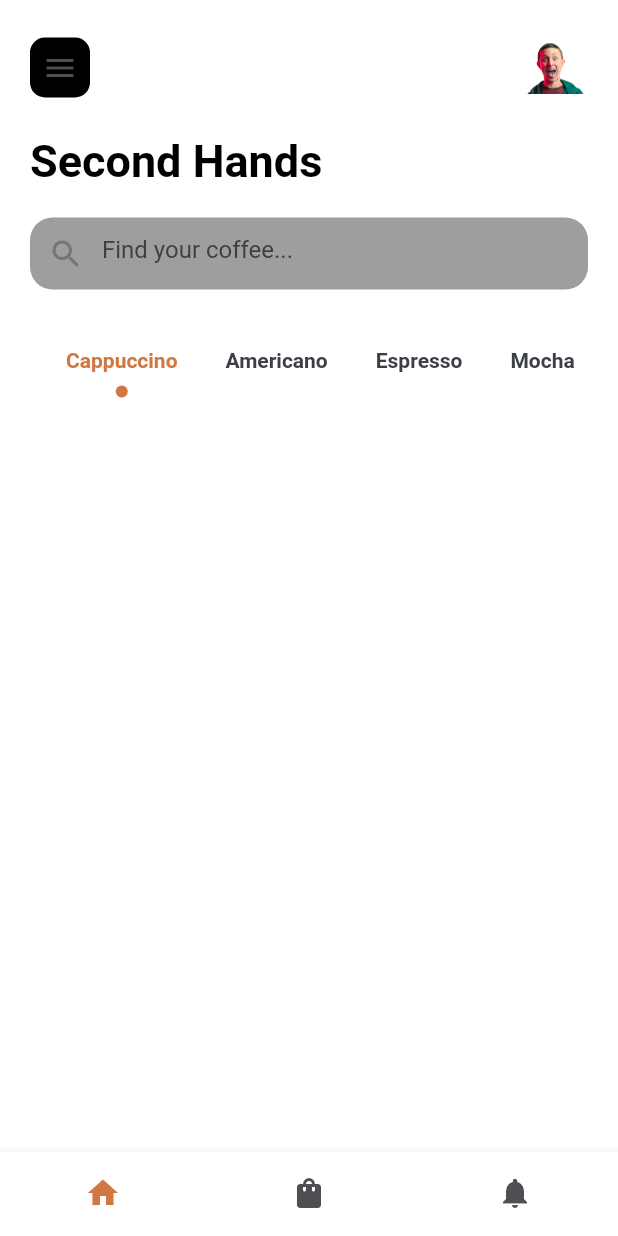
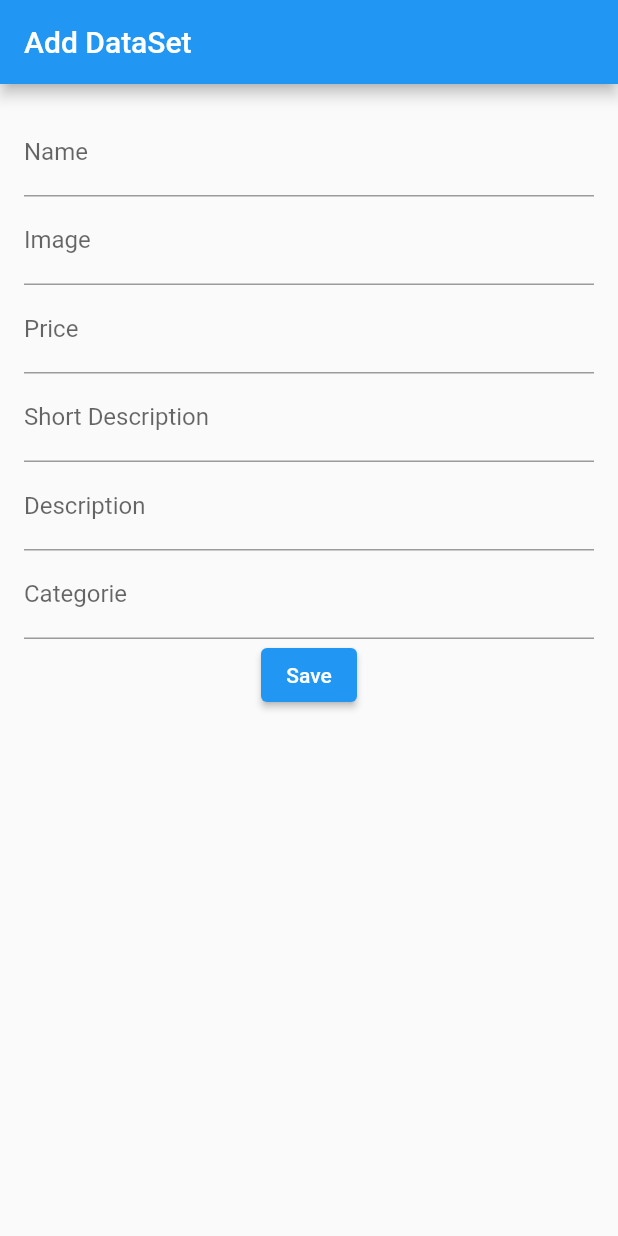
Before and after one commit to AaliyahBeg/Team-TATVA, a Flutter app: the screen it shows after launch, on a phone screen of 412 x 824 dp. Run offline on Flutter 3.47's test engine with Material 2 defaults, Android fonts, the phone set to English and light mode, and no system bars; our stand-ins replace carousel_slider, cloud_firestore, firebase_core, flutter_svg, scroll_snap_list; accounts and stored records are empty.

Commit message:
made sell_form

```diff
--- /dev/null
+++ b/lib/Product/sellProduct.dart
@@ -0,0 +1,320 @@
+import 'package:flutter/material.dart';
+import 'package:cloud_firestore/cloud_firestore.dart';
+import 'DataDetail.dart';
+
+FirebaseFirestore _firestore = FirebaseFirestore.instance;
+//
+// class FormsPage extends StatefulWidget {
+//   const FormsPage({Key? key}) : super(key: key);
+//
+//   @override
+//   State<FormsPage> createState() => _FormsPageState();
+// }
+//
+// class _FormsPageState extends State<FormsPage> {
+//   final formKey = GlobalKey<FormState>();
+//   final controller = TextEditingController();
+//   String category = 'Category1';
+//
+//   @override
+//   void dispose() {
+//     controller.dispose();
+//     super.dispose();
+//   }
+//
+//   @override
+//   Widget build(BuildContext context) {
+//     return Scaffold(
+//       appBar: AppBar(
+//         title: const Text('Sell Now '),
+//       ),
+//       body: SingleChildScrollView(
+//         child: Form(
+//           key: formKey,
+//           child: Padding(
+//             padding: const EdgeInsets.all(8.0),
+//             child: Column(
+//               children: [
+//                 TextFormField(
+//                   controller: controller,
+//                   autovalidateMode: AutovalidateMode.onUserInteraction,
+//                   maxLines: null,
+//                   decoration: InputDecoration(
+//                     labelText: 'Full Name',
+//                     border: OutlineInputBorder(
+//                       borderRadius: BorderRadius.circular(30),
+//                       borderSide: const BorderSide(color: Colors.black),
+//                     ),
+//                     enabledBorder: OutlineInputBorder(
+//                       borderRadius: BorderRadius.circular(30),
+//                       borderSide: const BorderSide(color: Colors.blue),
+//                     ),
+//                     focusedBorder: OutlineInputBorder(
+//                       borderRadius: BorderRadius.circular(30),
+//                       borderSide: const BorderSide(color: Colors.lightGreen),
+//                     ),
+//                     errorBorder: OutlineInputBorder(
+//                       borderRadius: BorderRadius.circular(30),
+//                       borderSide: const BorderSide(color: Colors.red),
+//                     ),
+//                     labelStyle: const TextStyle(
+//                       fontSize: 20,
+//                       color: Colors.blue,
+//                     ),
+//                     isDense: true,
+//                   ),
+//                   validator: (String? value) {
+//                     if (value == null || value.isEmpty) {
+//                       return 'Unfilled field';
+//                     }
+//                   },
+//                 ),
+//                 const SizedBox(height: 16),
+//                 TextFormField(
+//                   // controller: controller,
+//                   // autovalidateMode: AutovalidateMode.onUserInteraction,
+//                   decoration: InputDecoration(
+//                     labelText: 'Address',
+//                     border: OutlineInputBorder(
+//                       borderRadius: BorderRadius.circular(30),
+//                       borderSide: const BorderSide(color: Colors.green),
+//                     ),
+//                     enabledBorder: OutlineInputBorder(
+//                       borderRadius: BorderRadius.circular(30),
+//                       borderSide: const BorderSide(color: Colors.blue),
+//                     ),
+//                     focusedBorder: OutlineInputBorder(
+//                       borderRadius: BorderRadius.circular(30),
+//                       borderSide: const BorderSide(color: Colors.yellow),
+//                     ),
+//                     errorBorder: OutlineInputBorder(
+//                       borderRadius: BorderRadius.circular(30),
+//                       borderSide: const BorderSide(color: Colors.red),
+//                     ),
+//                     labelStyle: const TextStyle(
+//                       fontSize: 20,
+//                       color: Colors.blue,
+//                     ),
+//                     isDense: true,
+//                   ),
+//                   obscureText: true,
+//                   validator: (String? value) {
+//                     if (value == null || value.isEmpty) {
+//                       return 'Unfilled field';
+//                     }
+//                   },
+//                 ),
+//                 const SizedBox(height: 16),
+//                 DropdownButtonFormField<String>(
+//                   value: category,
+//                   elevation: 16,
+//                   icon: const Icon(Icons.arrow_drop_down),
+//                   isDense: true,
+//                   decoration: InputDecoration(
+//                     labelText: 'Category',
+//                     border: OutlineInputBorder(
+//                       borderRadius: BorderRadius.circular(30),
+//                       borderSide: const BorderSide(color: Colors.green),
+//                     ),
+//                     enabledBorder: OutlineInputBorder(
+//                       borderRadius: BorderRadius.circular(30),
+//                       borderSide: const BorderSide(color: Colors.blue),
+//                     ),
+//                     focusedBorder: OutlineInputBorder(
+//                       borderRadius: BorderRadius.circular(30),
+//                       borderSide: const BorderSide(color: Colors.yellow),
+//                     ),
+//                     errorBorder: OutlineInputBorder(
+//                       borderRadius: BorderRadius.circular(30),
+//                       borderSide: const BorderSide(color: Colors.red),
+//                     ),
+//                   ),
+//                   validator: (String? value) {
+//                     if (value == null || value.isEmpty) {
+//                       return 'Unfilled Category';
+//                     }
+//                   },
+//                   onChanged: (String? newValue) {
+//                     if (newValue != null) {
+//                       setState(() {
+//                         category = newValue;
+//                       });
+//                     }
+//                   },
+//                   items: const [
+//                     DropdownMenuItem(
+//                       value: 'Category1',
+//                       child: Text('Books'),
+//                     ),
+//                     DropdownMenuItem(
+//                       value: 'Category2',
+//                       child: Text('plastic'),
+//                     ),
+//                     DropdownMenuItem(
+//                       value: 'Category3',
+//                       child: Text('wood item'),
+//                     ),
+//                   ],
+//                 ),
+//                 ElevatedButton(
+//                   child: const Text('Save'),
+//                   onPressed: () {
+//                     var formValid = formKey.currentState?.validate() ?? false;
+//                     var message = 'Form isn\'t valid';
+//                     if (formValid) {
+//                       message = 'Form is valid: ${controller.text}';
+//                     }
+//                     ScaffoldMessenger.of(context).showSnackBar(
+//                       SnackBar(
+//                         content: Text(message),
+//                       ),
+//                     );
+//                   },
+//                 ),
+//               ],
+//             ),
+//           ),
+//         ),
+//       ),
+//     );
+//   }
+// }
+
+
+
+// import 'package:flutter/material.dart';
+
+class DataSetInputScreen extends StatefulWidget {
+  @override
+  _DataSetInputScreenState createState() => _DataSetInputScreenState();
+}
+
+class _DataSetInputScreenState extends State<DataSetInputScreen> {
+  final _formKey = GlobalKey<FormState>();
+  final _nameController = TextEditingController();
+  final _imageController = TextEditingController();
+  final _priceController = TextEditingController();
+  final _shortDescController = TextEditingController();
+  final _descController = TextEditingController();
+  final _categorieController = TextEditingController();
+
+  @override
+  Widget build(BuildContext context) {
+    return Scaffold(
+      appBar: AppBar(
+        title: Text('Add DataSet'),
+      ),
+      body: Padding(
+        padding: const EdgeInsets.all(16.0),
+        child: Form(
+          key: _formKey,
+          child: Column(
+            children: [
+              TextFormField(
+                controller: _nameController,
+                decoration: InputDecoration(labelText: 'Name'),
+                validator: (value) {
+                  if (value == null || value.isEmpty) {
+                    return 'Please enter a name';
+                  }
+                  return null;
+                },
+              ),
+              TextFormField(
+                controller: _imageController,
+                decoration: InputDecoration(labelText: 'Image'),
+                validator: (value) {
+                  if (value == null || value.isEmpty) {
+                    return 'Please enter an image';
+                  }
+                  return null;
+                },
+              ),
+              TextFormField(
+                controller: _priceController,
+                decoration: InputDecoration(labelText: 'Price'),
+                validator: (value) {
+                  if (value == null || value.isEmpty) {
+                    return 'Please enter a price';
+                  }
+                  return null;
+                },
+              ),
+              TextFormField(
+                controller: _shortDescController,
+                decoration: InputDecoration(labelText: 'Short Description'),
+                validator: (value) {
+                  if (value == null || value.isEmpty) {
+                    return 'Please enter a short description';
+                  }
+                  return null;
+                },
+              ),
+              TextFormField(
+                controller: _descController,
+                decoration: InputDecoration(labelText: 'Description'),
+                validator: (value) {
+                  if (value == null || value.isEmpty) {
+                    return 'Please enter a description';
+                  }
+                  return null;
+                },
+              ),
+              TextFormField(
+                controller: _categorieController,
+                decoration: InputDecoration(labelText: 'Categorie'),
+                validator: (value) {
+                  if (value == null || value.isEmpty) {
+                    return 'Please enter a categorie';
+                  }
+                  return null;
+                },
+              ),
+              ElevatedButton(
+                onPressed: () {
+                  if (_formKey.currentState!.validate()) {
+                    DataSet dataSet = DataSet(
+                      Name: _nameController.text,
+                      Image: _imageController.text,
+                      Price: _priceController.text,
+                      Short_desc: _shortDescController.text,
+                      Desc: _descController.text,
+                      Categorie: _categorieController.text,
+                    );
+                    _formKey.currentState!.reset();
+                    _nameController.clear();
+                    _imageController.clear();
+                    _priceController.clear();
+                    _shortDescController.clear();
+                    _descController.clear();
+                    _categorieController.clear();
+                    setDataInFirestore(dataSet);
+                    ScaffoldMessenger.of(context).showSnackBar(
+                      SnackBar(
+                        content: Text('DataSet saved successfully!'),
+                      ),
+                    );
+                  }
+                },
+                child: Text('Save'),
+
+
+              ),
+            ],
+          ),
+        ),
+      ),
+    );
+  }
+
+  void setDataInFirestore(DataSet dataSet) async {
+    await _firestore.collection('product').add({
+      'Name': dataSet.Name,
+      'Image': dataSet.Image,
+      'Price': dataSet.Price,
+      'Short_desc': dataSet.Short_desc,
+      'Desc': dataSet.Desc,
+      'Categorie': dataSet.Categorie,
+    });
+  }
+}
--- a/lib/main.dart
+++ b/lib/main.dart
@@ -5,6 +5,9 @@ import 'package:environment_app/homepage.dart';
 import 'Product/Project_detail.dart';
 import 'Product/list_of_product.dart';
 import 'package:firebase_core/firebase_core.dart';
+import 'Product/SellForm.dart';
+import 'Product/sellProduct.dart';
+
 
 
 
@@ -43,7 +46,8 @@ class MyApp extends StatelessWidget {
       theme: ThemeData(
         primarySwatch: Colors.blue,
       ),
-      home: HomeScreen(),
+      // home: HomeScreen(),
+      home: DataSetInputScreen(),
       routes: {
         // CoffeeDetailsPage. : (ctx) =>  CoffeeDetailsPage(),
         "list_of_product": (context) =>  CoffeeCard(),
--- a/pubspec.yaml
+++ b/pubspec.yaml
@@ -42,7 +42,7 @@ dependencies:
   flutter_svg: ^1.1.6
   firebase_auth: ^ 4.2.5
   cloud_firestore: ^4.3.1
-
+  image_picker: ^0.7.2
 
 dev_dependencies:
   flutter_test:
```
Also changed, not shown: pubspec.lock.
